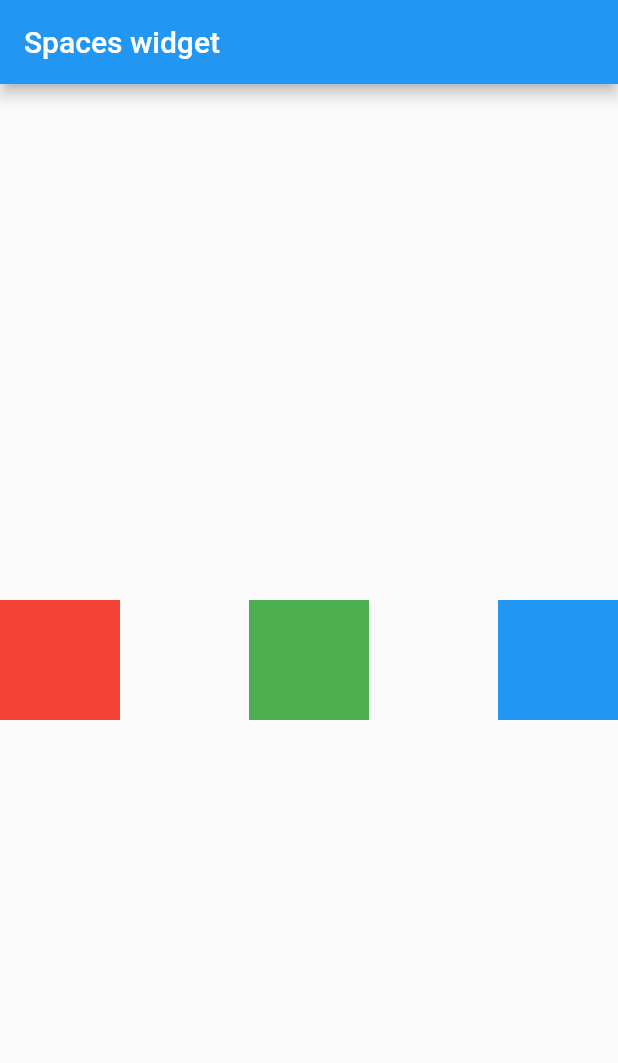
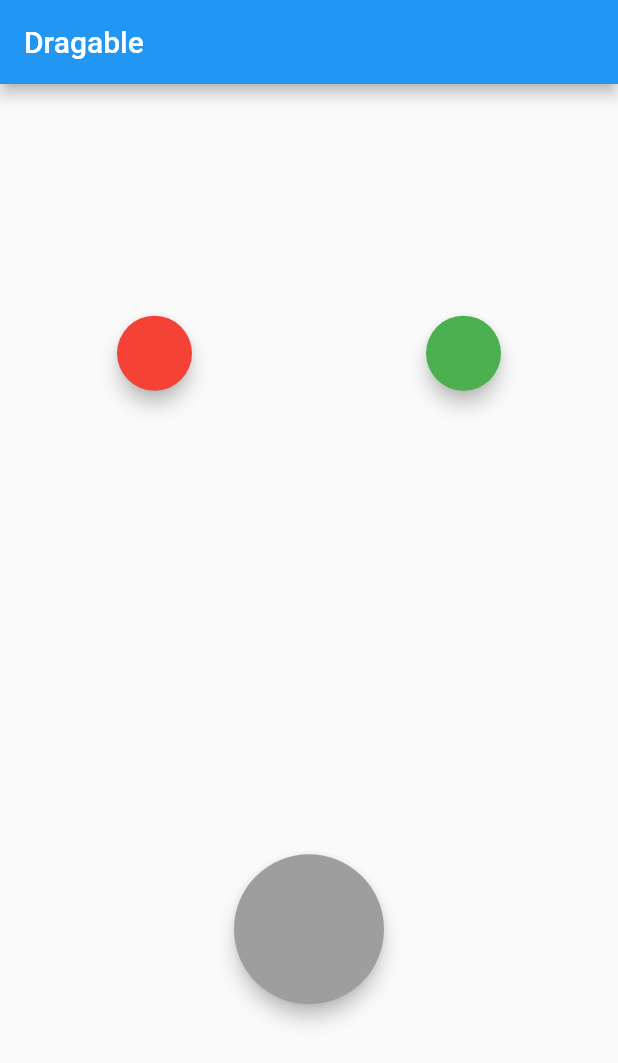
Before and after one commit to farhan1202/belaja_flutter, a Flutter app: the screen it shows after launch, on a phone screen of 412 x 824 dp. Shown: the top 1063 px of the screen. Run offline on Flutter 3.47's test engine with Material 2 defaults, Android fonts, the phone set to English and light mode, and no system bars.

Commit message:
Draggable, DragTarget, SizedBox, Material

```diff
--- a/lib/main.dart
+++ b/lib/main.dart
@@ -13,25 +13,113 @@ class MyApp extends StatefulWidget {
 }
 
 class _MyAppState extends State<MyApp> {
+  Color color1 = Colors.red;
+  Color color2 = Colors.green;
+  late Color targetColor;
+  bool isAccept = false;
+
   @override
   Widget build(BuildContext context) {
     return MaterialApp(
       home: Scaffold(
         appBar: AppBar(
-          title: Text("Spaces widget"),
+          title: Text("Dragable"),
         ),
-        body: Center(
-          child: Row(
-            children: <Widget>[
-              Container(width: 80, height: 80, color: Colors.red),
-              Spacer(
-                flex: 1,
-              ),
-              Container(width: 80, height: 80, color: Colors.green),
-              Spacer(flex: 1),
-              Container(width: 80, height: 80, color: Colors.blue),
-            ],
-          ),
+        body: Column(
+          mainAxisAlignment: MainAxisAlignment.spaceAround,
+          children: <Widget>[
+            Row(
+              mainAxisAlignment: MainAxisAlignment.spaceAround,
+              children: <Widget>[
+                Draggable<Color>(
+                  data: color1,
+                  child: SizedBox(
+                    width: 50,
+                    height: 50,
+                    child: Material(
+                      color: color1,
+                      shape: StadiumBorder(),
+                      elevation: 5,
+                    ),
+                  ),
+                  childWhenDragging: SizedBox(
+                    width: 50,
+                    height: 50,
+                    child: Material(
+                      color: Colors.grey,
+                      shape: StadiumBorder(),
+                    ),
+                  ),
+                  feedback: SizedBox(
+                    width: 50,
+                    height: 50,
+                    child: Material(
+                      color: color1.withOpacity(0.5),
+                      shape: StadiumBorder(),
+                      elevation: 5,
+                    ),
+                  ),
+                ),
+                Draggable<Color>(
+                  data: color2,
+                  child: SizedBox(
+                    width: 50,
+                    height: 50,
+                    child: Material(
+                      color: color2,
+                      shape: StadiumBorder(),
+                      elevation: 5,
+                    ),
+                  ),
+                  childWhenDragging: SizedBox(
+                    width: 50,
+                    height: 50,
+                    child: Material(
+                      color: Colors.grey,
+                      shape: StadiumBorder(),
+                    ),
+                  ),
+                  feedback: SizedBox(
+                    width: 50,
+                    height: 50,
+                    child: Material(
+                      color: color2.withOpacity(0.5),
+                      shape: StadiumBorder(),
+                      elevation: 5,
+                    ),
+                  ),
+                )
+              ],
+            ),
+            DragTarget<Color>(
+              onWillAccept: (value) => true,
+              onAccept: (value) {
+                isAccept = true;
+                targetColor = value;
+              },
+              builder: (context, candidateData, rejectedData) {
+                return (isAccept)
+                    ? SizedBox(
+                        width: 100,
+                        height: 100,
+                        child: Material(
+                          color: targetColor,
+                          shape: StadiumBorder(),
+                          elevation: 5,
+                        ),
+                      )
+                    : SizedBox(
+                        width: 100,
+                        height: 100,
+                        child: Material(
+                          color: Colors.grey,
+                          shape: StadiumBorder(),
+                          elevation: 5,
+                        ),
+                      );
+              },
+            )
+          ],
         ),
       ),
     );
```
